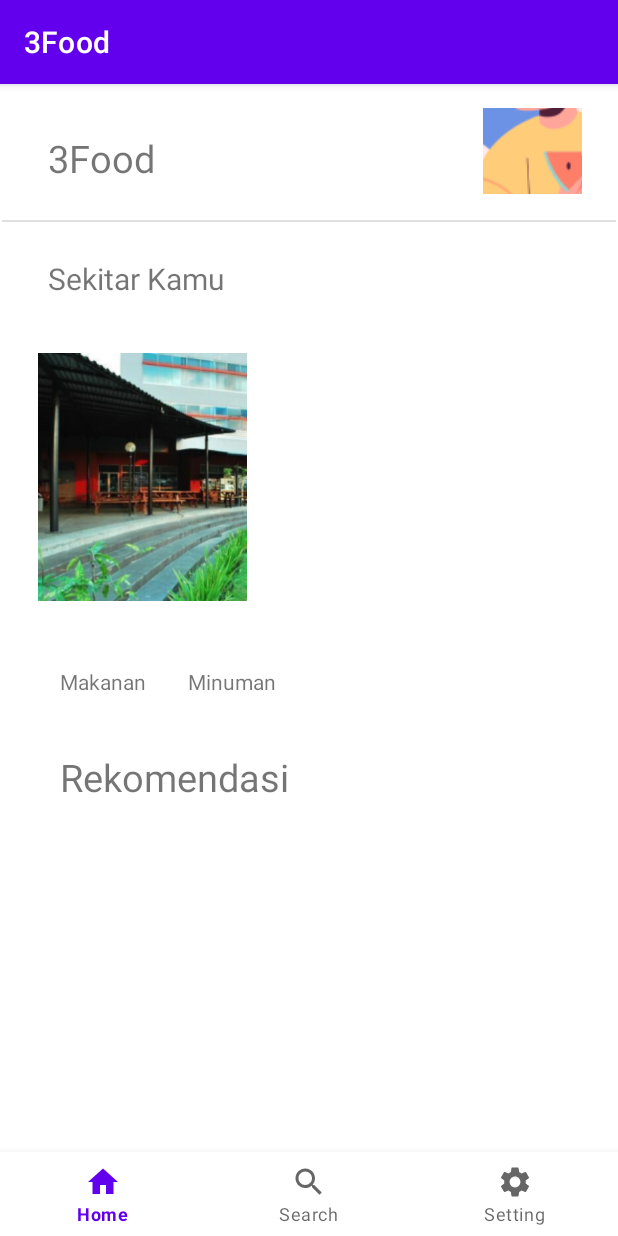
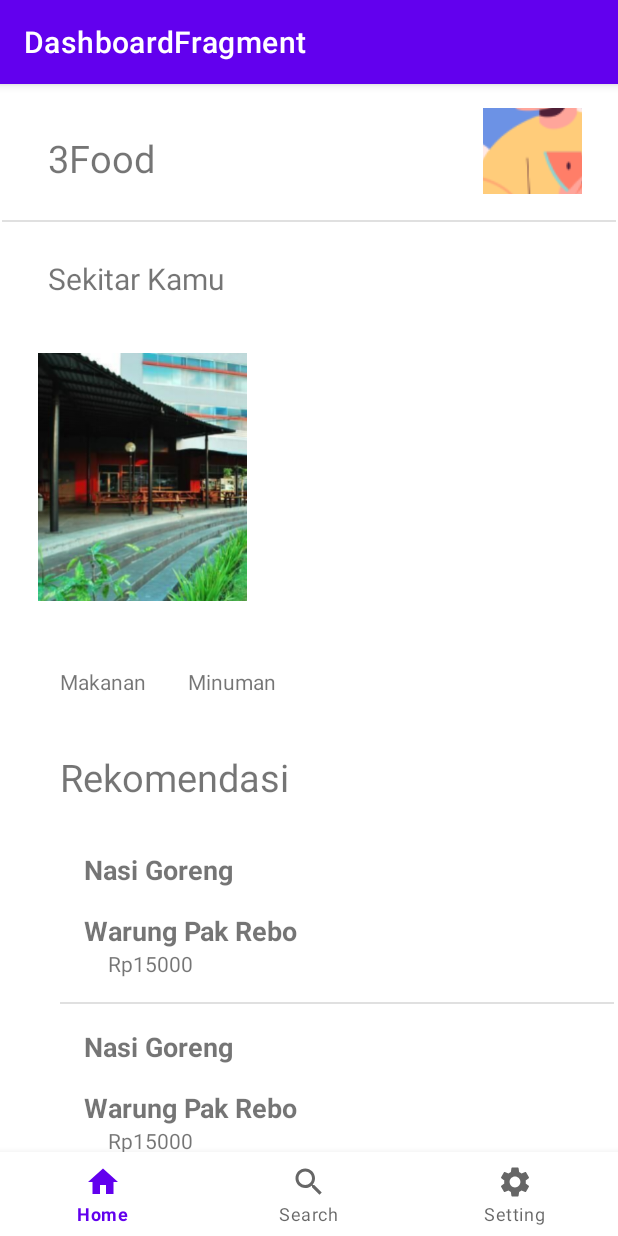
Before and after one commit to wikosac/3Food, an Android app: the screen it shows after launch once a user with an empty profile is signed in (DashboardActivity), on a phone screen of 412 x 824 dp. Run offline under Robolectric (Android 15) with nearby library versions, the phone set to English and light mode, and no system bars; our stand-ins replace Firebase (no records; nobody signed in at launch, a user with empty details on screens opened directly), navigation-ui; libraries missing offline, so code that uses them is left out: com.firebase.ui.

Commit message:
menampilkan data recyclerView 2

```diff
--- a/app/src/main/java/org/d3ifcool/a3food/DashboardActivity.kt
+++ b/app/src/main/java/org/d3ifcool/a3food/DashboardActivity.kt
@@ -2,22 +2,12 @@ package org.d3ifcool.a3food
 
 import androidx.appcompat.app.AppCompatActivity
 import android.os.Bundle
-import android.util.Log
-import androidx.fragment.app.Fragment
-import androidx.navigation.Navigation.findNavController
 import androidx.navigation.findNavController
 import androidx.navigation.ui.AppBarConfiguration
 import androidx.navigation.ui.setupActionBarWithNavController
 import androidx.navigation.ui.setupWithNavController
-import androidx.recyclerview.widget.DividerItemDecoration
-import androidx.recyclerview.widget.RecyclerView
 import com.google.android.material.bottomnavigation.BottomNavigationView
 import org.d3ifcool.a3food.databinding.ActivityDashboardBinding
-import org.d3ifcool.a3food.databinding.ActivityMainBinding
-import org.d3ifcool.a3food.databinding.FragmentDashboardBinding
-import org.d3ifcool.a3food.ui.dashboard.DashboardFragment
-import org.d3ifcool.a3food.ui.dashboard.SearchFragment
-import org.d3ifcool.a3food.ui.dashboard.SettingFragment
 
 class DashboardActivity : AppCompatActivity() {
     private lateinit var binding: ActivityDashboardBinding
@@ -25,23 +15,23 @@ class DashboardActivity : AppCompatActivity() {
     override fun onCreate(savedInstanceState: Bundle?) {
         super.onCreate(savedInstanceState)
         binding = ActivityDashboardBinding.inflate(layoutInflater)
-        setContentView(R.layout.activity_dashboard)
+        setContentView(binding.root)
 
-        if (savedInstanceState == null) {
-            supportFragmentManager.beginTransaction()
-                .replace(R.id.container, DashboardFragment.newInstance())
-                .commitNow()
-        }
+//        if (savedInstanceState == null) {
+//            supportFragmentManager.beginTransaction()
+//                .replace(R.id.container, DashboardFragment.newInstance())
+//                .commitNow()
+//        }
 
-//        val navView: BottomNavigationView = binding.navView
-//
-//        val navController = findNavController(R.id.nav_host_fragment_activity_dashboard)
-//        val appBarConfiguration = AppBarConfiguration(
-//            setOf(
-//                R.id.navigation_home, R.id.navigation_search, R.id.navigation_setting
-//            )
-//        )
-//        setupActionBarWithNavController(navController, appBarConfiguration)
-//        navView.setupWithNavController(navController)
+        val navView: BottomNavigationView = binding.navView
+
+        val navController = findNavController(R.id.nav_host_fragment_activity_dashboard)
+        val appBarConfiguration = AppBarConfiguration(
+            setOf(
+                R.id.navigation_home, R.id.navigation_search, R.id.navigation_setting
+            )
+        )
+        setupActionBarWithNavController(navController, appBarConfiguration)
+        navView.setupWithNavController(navController)
     }
 }
--- a/app/src/main/java/org/d3ifcool/a3food/MainActivity.kt
+++ b/app/src/main/java/org/d3ifcool/a3food/MainActivity.kt
@@ -1,5 +1,6 @@
 package org.d3ifcool.a3food
 
+import android.annotation.SuppressLint
 import android.content.Intent
 import androidx.appcompat.app.AppCompatActivity
 import android.os.Bundle
@@ -46,6 +47,7 @@ class MainActivity : AppCompatActivity() {
         signInLauncher.launch(intent)
     }
 
+    @SuppressLint("SuspiciousIndentation")
     private fun updateUI(user: FirebaseUser?) {
         val intent = Intent(this, DashboardActivity::class.java)
 
--- a/app/src/main/java/org/d3ifcool/a3food/ui/dashboard/DashboardFragment.kt
+++ b/app/src/main/java/org/d3ifcool/a3food/ui/dashboard/DashboardFragment.kt
@@ -24,31 +24,29 @@ class DashboardFragment : Fragment() {
     private lateinit var binding: FragmentDashboardBinding
     //private lateinit var viewModel: DashboardViewModel
 
-    override fun onCreate(savedInstanceState: Bundle?) {
-        super.onCreate(savedInstanceState)
-        binding = FragmentDashboardBinding.inflate(layoutInflater)
+    override fun onCreateView(
+        inflater: LayoutInflater, container: ViewGroup?,
+        savedInstanceState: Bundle?
+    ): View {
+        binding = FragmentDashboardBinding.inflate(layoutInflater, container, false)
+        return binding.root
+    }
+
+    override fun onViewCreated(view: View, savedInstanceState: Bundle?) {
+//        super.onCreate(savedInstanceState)
+//        binding = FragmentDashboardBinding.inflate(layoutInflater)
         //viewModel = ViewModelProvider(this).get(DashboardViewModel::class.java)
         // TODO: Use the ViewModel
 
         Log.d("dasbor", "Jumlah data: " + getData().size)
 
-
-    }
-
-    override fun onCreateView(
-        inflater: LayoutInflater, container: ViewGroup?,
-        savedInstanceState: Bundle?
-    ): View {
-        return inflater.inflate(R.layout.fragment_dashboard, container, false)
-    }
-
-    override fun onViewCreated(view: View, savedInstanceState: Bundle?) {
-        super.onViewCreated(view, savedInstanceState)
         with(binding.recyclerView) {
             addItemDecoration(DividerItemDecoration(context, androidx.recyclerview.widget.RecyclerView.VERTICAL))
             adapter = DashboardAdapter(getData())
             setHasFixedSize(true)
         }
+
+
     }
 
     private fun getData(): List<Food> {
--- a/app/src/main/res/layout/activity_dashboard.xml
+++ b/app/src/main/res/layout/activity_dashboard.xml
@@ -7,17 +7,17 @@
     android:layout_width="match_parent"
     android:layout_height="match_parent">
 
-<!--    <fragment-->
-<!--        android:id="@+id/nav_host_fragment_activity_dashboard"-->
-<!--        android:name="androidx.navigation.fragment.NavHostFragment"-->
-<!--        android:layout_width="match_parent"-->
-<!--        android:layout_height="match_parent"-->
-<!--        app:defaultNavHost="true"-->
-<!--        app:layout_constraintBottom_toTopOf="@id/nav_view"-->
-<!--        app:layout_constraintLeft_toLeftOf="parent"-->
-<!--        app:layout_constraintRight_toRightOf="parent"-->
-<!--        app:layout_constraintTop_toTopOf="parent"-->
-<!--        app:navGraph="@navigation/mobile_navigation" />-->
+    <fragment
+        android:id="@+id/nav_host_fragment_activity_dashboard"
+        android:name="androidx.navigation.fragment.NavHostFragment"
+        android:layout_width="match_parent"
+        android:layout_height="match_parent"
+        app:defaultNavHost="true"
+        app:layout_constraintBottom_toTopOf="@id/nav_view"
+        app:layout_constraintLeft_toLeftOf="parent"
+        app:layout_constraintRight_toRightOf="parent"
+        app:layout_constraintTop_toTopOf="parent"
+        app:navGraph="@navigation/mobile_navigation" />
 
     <com.google.android.material.bottomnavigation.BottomNavigationView
         android:id="@+id/nav_view"
```
